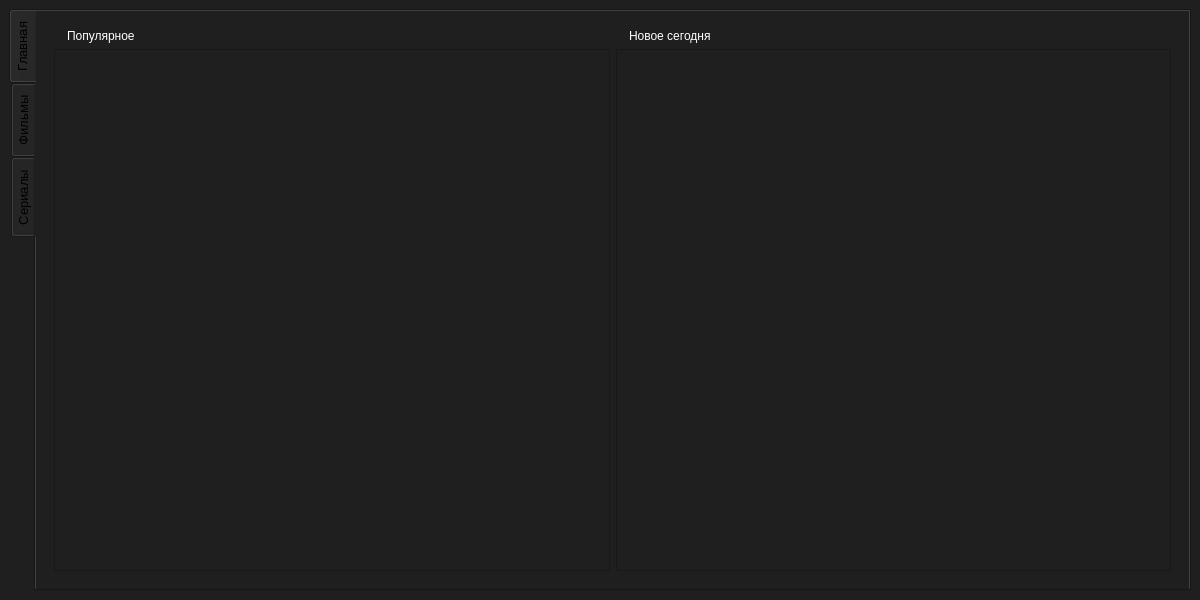
The window that src/mainwindow.ui (dimkashelk/SimpleKinopoiskQt) describes before a commit, drawn with Qt 5.
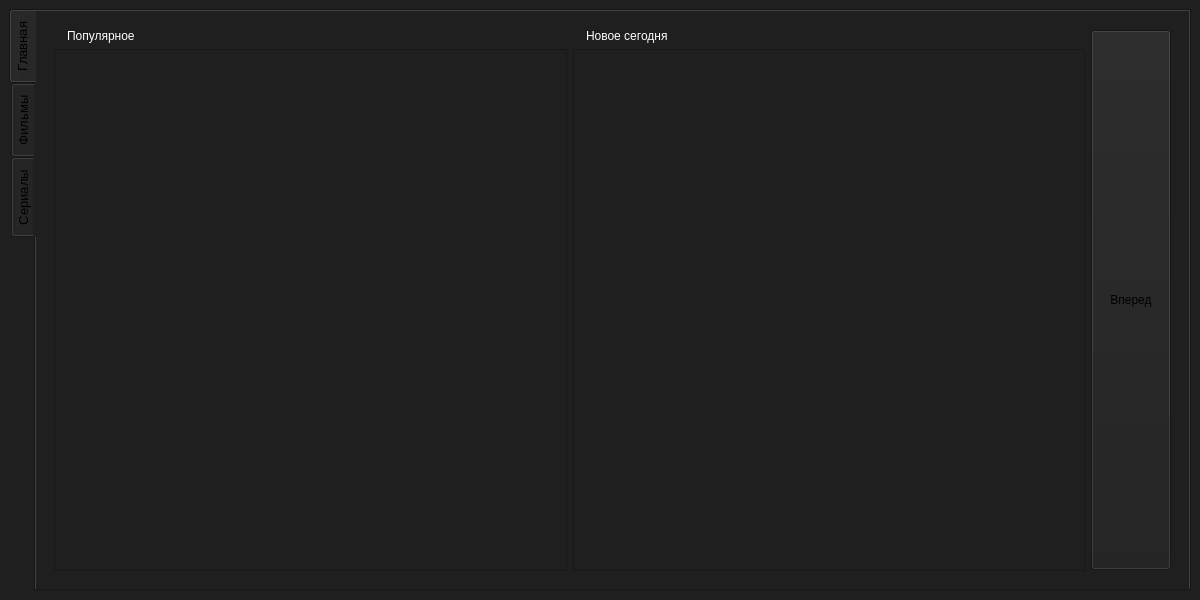
The same window after the commit. The open tabs and pages were chosen to show the change.

Commit message: Add forward button

The edit to the form file:
```diff
--- a/src/mainwindow.ui
+++ b/src/mainwindow.ui
@@ -76,8 +76,8 @@
                   <rect>
                    <x>0</x>
                    <y>0</y>
-                   <width>20</width>
-                   <height>20</height>
+                   <width>511</width>
+                   <height>498</height>
                   </rect>
                  </property>
                  <layout class="QVBoxLayout" name="verticalLayout_4">
@@ -109,8 +109,8 @@
                   <rect>
                    <x>0</x>
                    <y>0</y>
-                   <width>20</width>
-                   <height>20</height>
+                   <width>511</width>
+                   <height>498</height>
                   </rect>
                  </property>
                  <layout class="QVBoxLayout" name="verticalLayout_5">
@@ -123,6 +123,25 @@
               </item>
              </layout>
             </item>
+            <item>
+             <widget class="QPushButton" name="forward">
+              <property name="sizePolicy">
+               <sizepolicy hsizetype="Minimum" vsizetype="Maximum">
+                <horstretch>0</horstretch>
+                <verstretch>0</verstretch>
+               </sizepolicy>
+              </property>
+              <property name="minimumSize">
+               <size>
+                <width>0</width>
+                <height>540</height>
+               </size>
+              </property>
+              <property name="text">
+               <string>Вперед</string>
+              </property>
+             </widget>
+            </item>
            </layout>
           </widget>
           <widget class="QWidget" name="news_context">
```
Left out of the diff: 4 changed lines with no effect on the pictures. The commit also changes 2 other files.
